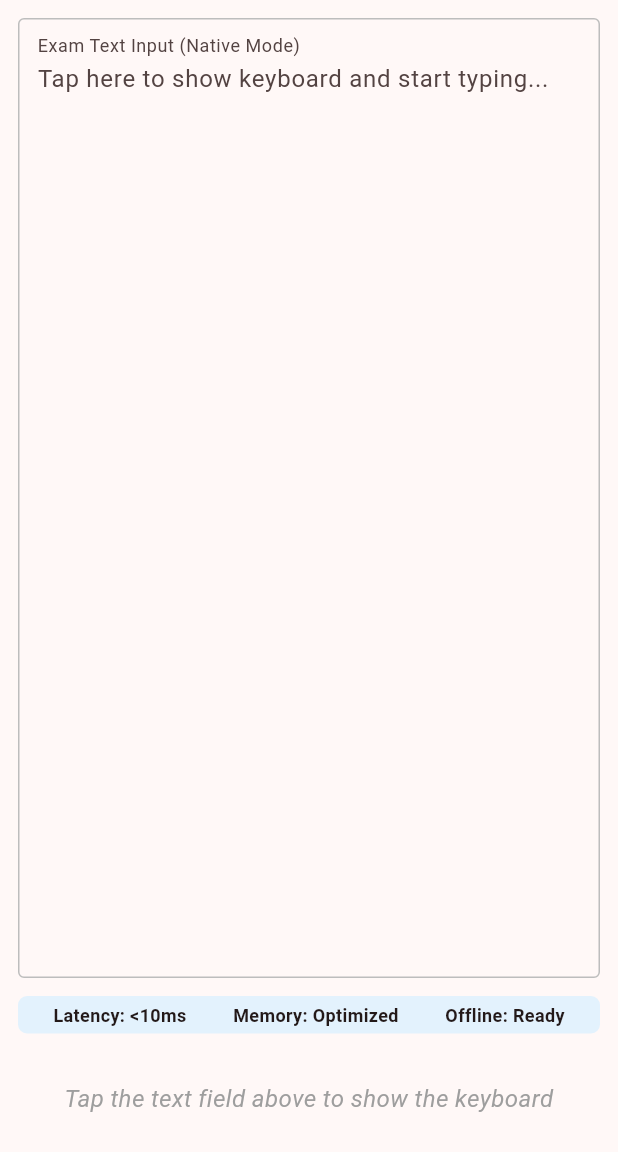
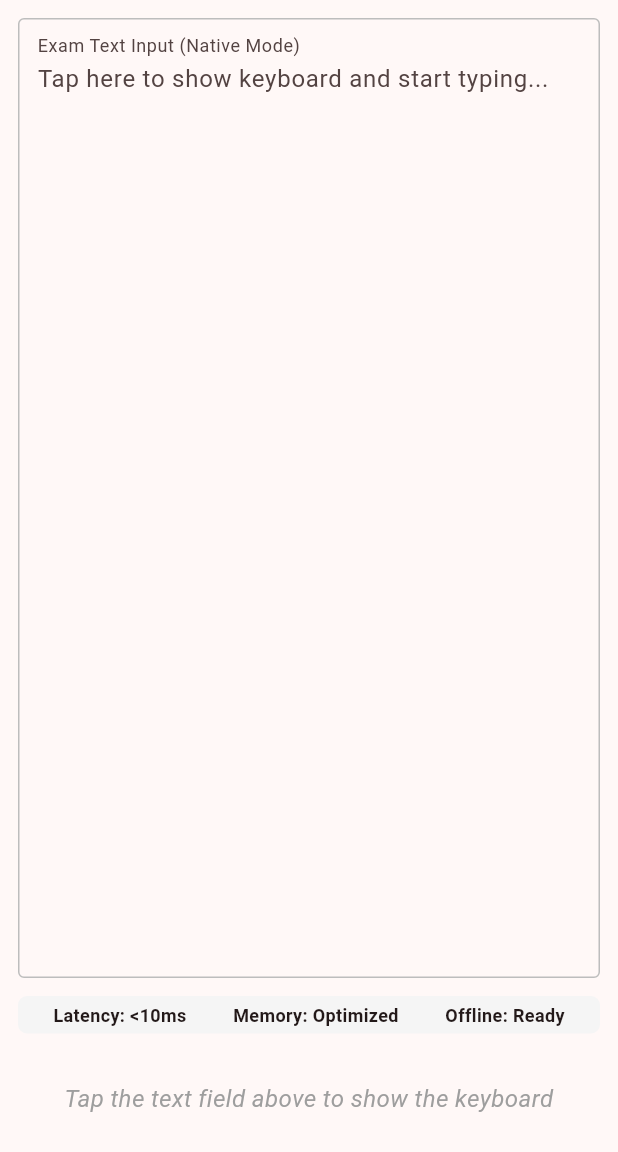
Before and after one commit to noelpinto47/multilingual_keyboard, a Flutter app: the screen it shows after launch, on a phone screen of 412 x 824 dp, the part 84-1236 px from its top. Run offline on Flutter 3.47's test engine with Material 3 defaults, Android fonts, the phone set to English and light mode, and no system bars.

Commit message:
Refactor color management across keyboard components with centralized AppColors class

```diff
--- /dev/null
+++ b/lib/constants/app_colors.dart
@@ -0,0 +1,66 @@
+import 'package:flutter/material.dart';
+
+/// Centralized color constants for the multilingual keyboard app
+class AppColors {
+  // Private constructor to prevent instantiation
+  AppColors._();
+
+  // Primary colors
+  static const Color primary = Color(0xFF007AFF); // iOS-style blue
+  static const Color primaryLight = Color(0xFF87CEEB); // Light blue for single tap
+  static const Color primaryVariant = Color(0xFFE0F2FF); // Very light blue
+
+  // Key colors
+  static const Color keyBackground = Colors.white;
+  static const Color keyBorder = Color.fromARGB(124, 208, 208, 208);
+  static const Color specialKeyBorder = Color.fromARGB(125, 249, 249, 249);
+  static const Color keyText = Colors.black;
+  static const Color specialKeyDefault = Color(0xFFB8B8B8); // Default gray
+
+  // Splash and highlight colors
+  static const Color keySplash = primary;
+  static const Color keyHighlight = primary;
+  static const Color specialKeySplash = Colors.white;
+  static const Color specialKeyHighlight = Colors.white;
+
+  // Splash and highlight alpha values
+  static const double splashAlpha = 0.3;
+  static const double highlightAlpha = 0.1;
+
+  // Text colors
+  static const Color textPrimary = Colors.black;
+  static const Color textSecondary = Colors.black87;
+  static const Color textOnPrimary = Colors.white; // White text on blue background
+  static const Color textOnLight = Colors.black; // Black text on light background
+  static const Color textGrey = Color(0xFF888888);
+  static const Color textGreyDark = Colors.grey;
+
+  // Background colors
+  static const Color keyboardBackground = Color(0xFFE8E8E8); // Light keyboard background
+  static const Color modalBackground = Colors.white;
+  static const Color pageBackground = Color(0xFFF5F5F5); // Light blue background
+
+  // Border colors
+  static const Color borderLight = Color.fromARGB(124, 208, 208, 208);
+
+  // Transparent
+  static const Color transparent = Colors.transparent;
+
+  // System colors (from Material Design)
+  static const Color systemRed = Colors.redAccent;
+  static const Color systemWhite = Colors.white;
+  static const Color systemGrey = Colors.grey;
+
+  // Helper methods for colors with alpha
+  static Color get keySplashWithAlpha => keySplash.withValues(alpha: splashAlpha);
+  static Color get keyHighlightWithAlpha => keyHighlight.withValues(alpha: highlightAlpha);
+  static Color get specialKeySplashWithAlpha => specialKeySplash.withValues(alpha: splashAlpha);
+  static Color get specialKeyHighlightWithAlpha => specialKeyHighlight.withValues(alpha: highlightAlpha);
+  static Color get primaryWithLightAlpha => primary.withValues(alpha: 0.1);
+
+  // Static methods for border colors that are computed
+  static Color get borderGrey => Colors.grey.shade400;
+
+  // Theme-specific colors
+  static ColorScheme get lightColorScheme => ColorScheme.fromSeed(seedColor: systemRed);
+}
--- a/lib/main.dart
+++ b/lib/main.dart
@@ -1,5 +1,6 @@
 import 'package:flutter/material.dart';
 import 'pages/keyboard_demo_page.dart';
+import 'constants/app_colors.dart';
 import 'services/performance_service.dart';
 
 void main() async {
@@ -20,7 +21,7 @@ class MyApp extends StatelessWidget {
       title: 'Multilingual Exam Keyboard',
       debugShowCheckedModeBanner: false,
       theme: ThemeData(
-        colorScheme: ColorScheme.fromSeed(seedColor: Colors.redAccent),
+        colorScheme: AppColors.lightColorScheme,
         useMaterial3: true,
       ),
       home: const KeyboardDemoPage(),
--- a/lib/pages/keyboard_demo_page.dart
+++ b/lib/pages/keyboard_demo_page.dart
@@ -3,6 +3,7 @@ import 'package:multilingual_keyboard/models/keyboard_layout.dart';
 import '../widgets/minimal_exam_keyboard.dart';
 import '../widgets/native_text_input.dart';
 import '../services/performance_service.dart';
+import '../constants/app_colors.dart';
 
 class KeyboardDemoPage extends StatefulWidget {
   const KeyboardDemoPage({super.key});
@@ -45,7 +46,7 @@ class _KeyboardDemoPageState extends State<KeyboardDemoPage> {
       child: Scaffold(
       appBar: AppBar(
         backgroundColor: Theme.of(context).colorScheme.primary,
-        title: const Text('Multilingual Exam Keyboard', style: TextStyle(color: Colors.white),),
+        title: Text('Multilingual Exam Keyboard', style: TextStyle(color: AppColors.systemWhite)),
       ),
       body: Column(
         children: [
@@ -56,7 +57,7 @@ class _KeyboardDemoPageState extends State<KeyboardDemoPage> {
               padding: const EdgeInsets.all(12.0),
               child: Container(
                 decoration: BoxDecoration(
-                  border: Border.all(color: Colors.grey.shade400),
+                  border: Border.all(color: AppColors.borderGrey),
                   borderRadius: BorderRadius.circular(4),
                 ),
                 child: NativeTextInput(
@@ -99,7 +100,7 @@ class _KeyboardDemoPageState extends State<KeyboardDemoPage> {
             margin: const EdgeInsets.symmetric(horizontal: 12),
             padding: const EdgeInsets.symmetric(horizontal: 8, vertical: 4),
             decoration: BoxDecoration(
-              color: Colors.blue.shade50,
+              color: AppColors.pageBackground,
               borderRadius: BorderRadius.circular(6),
             ),
             child: const Row(
@@ -153,10 +154,10 @@ class _KeyboardDemoPageState extends State<KeyboardDemoPage> {
                 : Container(
                     key: const ValueKey('no-keyboard'),
                     padding: const EdgeInsets.all(24),
-                    child: const Text(
+                    child: Text(
                       'Tap the text field above to show the keyboard',
                       style: TextStyle(
-                        color: Colors.grey,
+                        color: AppColors.textGreyDark,
                         fontSize: 16,
                         fontStyle: FontStyle.italic,
                       ),
```
Also changed, not shown: lib/widgets/keyboard_widgets.dart (+38 -25 lines), lib/widgets/minimal_exam_keyboard.dart (+19 -18 lines).
